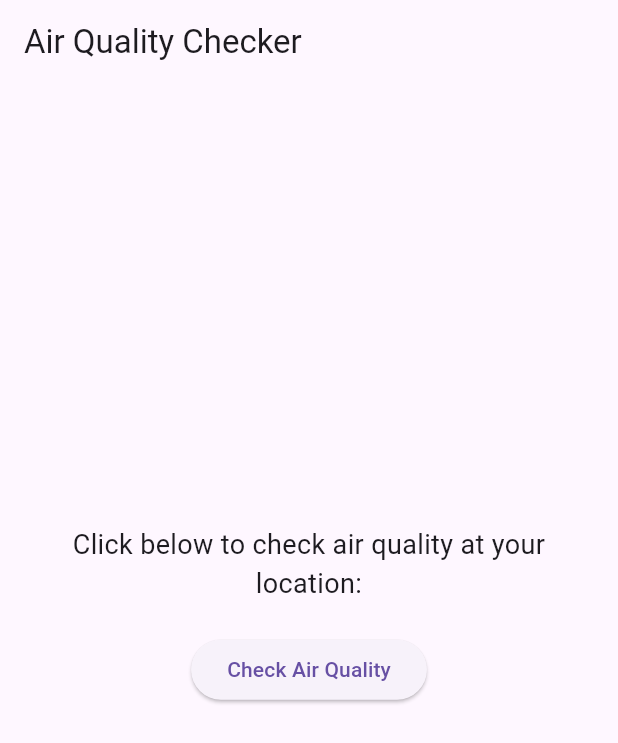
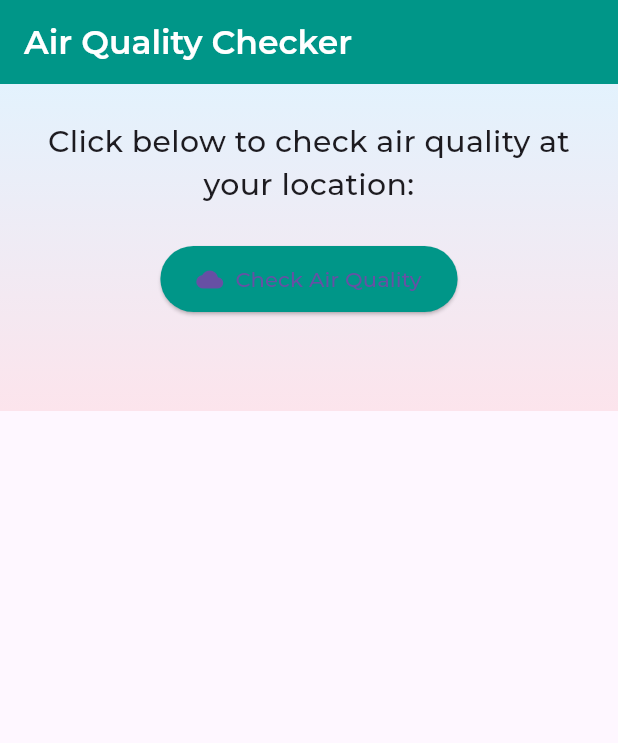
Before and after one commit to dheerajs2000/air-quality-predictor, a Flutter app: the screen it shows after launch, on a phone screen of 412 x 824 dp. Shown: the top 743 px of the screen. Run offline on Flutter 3.47's test engine with Material 3 defaults, Android fonts, the phone set to English and light mode, and no system bars; our stand-ins replace google_fonts; missing offline and left inert: dart:html.

Commit message:
Initial commit of full stack air quality app

```diff
--- a/air_quality_web/lib/main.dart
+++ b/air_quality_web/lib/main.dart
@@ -1,22 +1,29 @@
 import 'package:flutter/material.dart';
-import 'package:http/http.dart' as http;
 import 'dart:convert';
 import 'dart:html' as html;
+import 'package:http/http.dart' as http;
+import 'package:flutter/material.dart';
+import 'dart:convert';
+import 'dart:html' as html;
+import 'package:http/http.dart' as http;
+import 'package:google_fonts/google_fonts.dart';
 
 void main() {
-  runApp(const AirQualityApp());
+  runApp(const MyApp());
 }
 
-class AirQualityApp extends StatelessWidget {
-  const AirQualityApp({super.key});
+class MyApp extends StatelessWidget {
+  const MyApp({super.key});
 
   @override
   Widget build(BuildContext context) {
     return MaterialApp(
       title: 'Air Quality Checker',
-      theme: ThemeData(primarySwatch: Colors.teal),
+      theme: ThemeData(
+        primarySwatch: Colors.teal,
+        textTheme: GoogleFonts.montserratTextTheme()
+      ),
       home: const HomePage(),
-      debugShowCheckedModeBanner: false,
     );
   }
 }
@@ -30,22 +37,23 @@ class HomePage extends StatefulWidget {
 
 class _HomePageState extends State<HomePage> {
   String result = '';
+  Map<String, dynamic> pollutantData = {};
   bool isLoading = false;
 
   Future<void> fetchPrediction() async {
     setState(() {
       isLoading = true;
       result = '';
+      pollutantData = {};
     });
 
     try {
-      // Get current geolocation
       html.window.navigator.geolocation.getCurrentPosition().then((position) async {
         final lat = position.coords?.latitude;
         final lon = position.coords?.longitude;
 
         if (lat != null && lon != null) {
-          final url = Uri.parse('http://localhost:5000/predict');
+          final url = Uri.parse('https://air-quality-backend-515068882272.asia-south1.run.app/predict');
           final response = await http.post(
             url,
             headers: {'Content-Type': 'application/json'},
@@ -55,10 +63,9 @@ class _HomePageState extends State<HomePage> {
           if (response.statusCode == 200) {
             final jsonData = jsonDecode(response.body);
             setState(() {
-  result = 'Status: ${jsonData['status']}\n'
-           'Pollutants: ${jsonData['data'].toString()}';
+              result = jsonData['status'] ?? 'No status';
+              pollutantData = jsonData['data'] ?? {};
             });
-
           } else {
             setState(() {
               result = 'Error: ${response.statusCode}';
@@ -81,31 +88,122 @@ class _HomePageState extends State<HomePage> {
     }
   }
 
+  Color getStatusColor() {
+    return result.toLowerCase() == 'safe' ? Colors.green : Colors.red;
+  }
+
+  @override
   @override
 Widget build(BuildContext context) {
   return Scaffold(
-      appBar: AppBar(title: const Text('Air Quality Checker')),
-      body: Center(
+    appBar: AppBar(
+  backgroundColor: Colors.teal,
+  title: Text(
+    'Air Quality Checker',
+    style: GoogleFonts.montserrat(
+      textStyle: const TextStyle(
+        fontSize: 22,
+        fontWeight: FontWeight.w600,
+        color: Colors.white,
+      ),
+    ),
+  ),
+),
+    body: Container(
+      width: double.infinity,
+      decoration: const BoxDecoration(
+        gradient: LinearGradient(
+          begin: Alignment.topCenter,
+          end: Alignment.bottomCenter,
+          colors: [Color(0xFFE3F2FD), Color(0xFFFCE4EC)],
+        ),
+      ),
       child: Padding(
-          padding: const EdgeInsets.all(16.0),
+        padding: const EdgeInsets.symmetric(horizontal: 16.0, vertical: 24),
+        child: SingleChildScrollView(
           child: Column(
-            mainAxisAlignment: MainAxisAlignment.center,
+            crossAxisAlignment: CrossAxisAlignment.center,
             children: [
               const Text(
                 'Click below to check air quality at your location:',
-                style: TextStyle(fontSize: 18),
+                style: TextStyle(fontSize: 20, fontWeight: FontWeight.w500),
                 textAlign: TextAlign.center,
               ),
-              const SizedBox(height: 20),
-              ElevatedButton(
+              const SizedBox(height: 24),
+              ElevatedButton.icon(
                 onPressed: isLoading ? null : fetchPrediction,
-                child: isLoading
-                    ? const CircularProgressIndicator()
+                style: ElevatedButton.styleFrom(
+                  backgroundColor: Colors.teal,
+                  padding: const EdgeInsets.symmetric(horizontal: 24, vertical: 12),
+                  shape: RoundedRectangleBorder(
+                    borderRadius: BorderRadius.circular(30),
+                  ),
+                ),
+                icon: const Icon(Icons.cloud),
+                label: isLoading
+                    ? const CircularProgressIndicator(color: Colors.white)
                     : const Text('Check Air Quality'),
               ),
+              const SizedBox(height: 40),
+              if (result.isNotEmpty)
+                Column(
+                  children: [
+                    Container(
+                      padding: const EdgeInsets.symmetric(horizontal: 20, vertical: 12),
+                      decoration: BoxDecoration(
+                        color: result.toLowerCase() == 'safe' ? Colors.green[100] : Colors.red[100],
+                        borderRadius: BorderRadius.circular(10),
+                      ),
+                      child: Text(
+                        'Status: $result',
+                        style: TextStyle(
+                          fontSize: 22,
+                          fontWeight: FontWeight.bold,
+                          color: getStatusColor(),
+                        ),
+                      ),
+                    ),
                     const SizedBox(height: 30),
-              Text(result, style: const TextStyle(fontSize: 20)),
+                    Wrap(
+                      spacing: 16,
+                      runSpacing: 16,
+                      alignment: WrapAlignment.center,
+                      children: pollutantData.entries.map((entry) {
+                        return Container(
+                          width: 100,
+                          padding: const EdgeInsets.all(16),
+                          decoration: BoxDecoration(
+                            color: Colors.white,
+                            borderRadius: BorderRadius.circular(12),
+                            boxShadow: [
+                              BoxShadow(
+                                color: Colors.black12,
+                                blurRadius: 6,
+                                offset: const Offset(0, 4),
+                              ),
                             ],
+                          ),
+                          child: Column(
+                            mainAxisSize: MainAxisSize.min,
+                            children: [
+                              Text(
+                                entry.key.toUpperCase(),
+                                style: const TextStyle(fontWeight: FontWeight.bold),
+                              ),
+                              const SizedBox(height: 6),
+                              Text(
+                                entry.value.toString(),
+                                style: const TextStyle(fontSize: 16),
+                              ),
+                            ],
+                          ),
+                        );
+                      }).toList(),
+                    ),
+                  ],
+                ),
+            ],
+          ),
         ),
       ),
     ),
--- a/air_quality_web/pubspec.yaml
+++ b/air_quality_web/pubspec.yaml
@@ -31,6 +31,7 @@ dependencies:
   flutter:
     sdk: flutter
   http: ^0.13.6
+  google_fonts: ^4.0.4
   # The following adds the Cupertino Icons font to your application.
   # Use with the CupertinoIcons class for iOS style icons.
   cupertino_icons: ^1.0.8
```
Also changed, not shown: air_quality_web/firebase.json (added), air_quality_web/pubspec.lock, 10 other files. Lines whose indentation alone changed are shown as unchanged.
